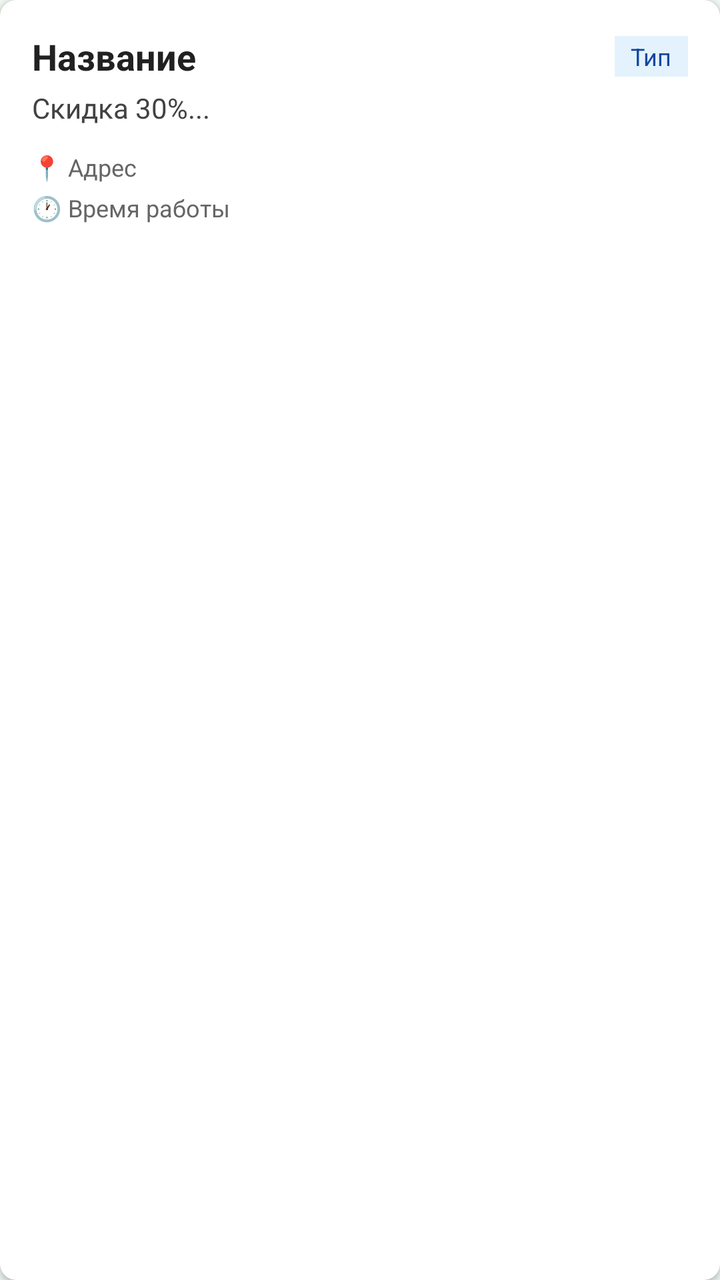
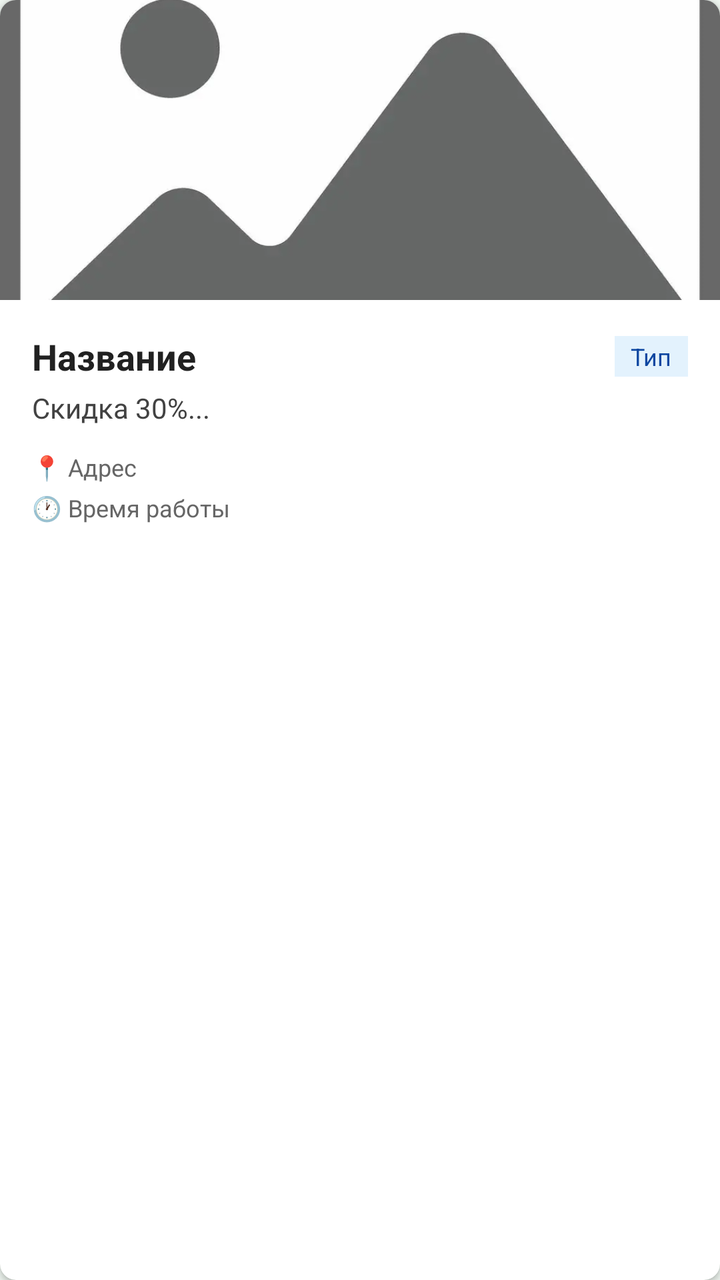

Before-and-after screenshots of an Android layout around one commit, followed by the original layout XML and the change that was made.
<!-- AndroidManifest.xml: application theme Theme.SocialNavigator -->
<!-- res/layout/item_discount.xml -->
<?xml version="1.0" encoding="utf-8"?>
<androidx.cardview.widget.CardView
    xmlns:android="http://schemas.android.com/apk/res/android"
    xmlns:app="http://schemas.android.com/apk/res-auto"
    android:layout_width="match_parent"
    android:layout_height="wrap_content"
    android:layout_marginHorizontal="8dp"
    android:layout_marginVertical="6dp"
    app:cardCornerRadius="8dp"
    app:cardElevation="2dp">

    <LinearLayout
        android:layout_width="match_parent"
        android:layout_height="wrap_content"
        android:orientation="vertical"
        android:padding="16dp">

        
        <LinearLayout
            android:layout_width="match_parent"
            android:layout_height="wrap_content"
            android:orientation="horizontal"
            android:gravity="center_vertical"
            android:layout_marginBottom="4dp">

            <TextView
                android:id="@+id/tvItemName"
                android:layout_width="0dp"
                android:layout_height="wrap_content"
                android:layout_weight="1"
                android:text="Название"
                android:textSize="18sp"
                android:textStyle="bold"
                android:textColor="#212121"/>

            <TextView
                android:id="@+id/tvItemType"
                android:layout_width="wrap_content"
                android:layout_height="wrap_content"
                android:text="Тип"
                android:textSize="12sp"
                android:textColor="#0D47A1"
                android:background="#E3F2FD"
                android:paddingHorizontal="8dp"
                android:paddingVertical="2dp"/>
        </LinearLayout>

        
        <TextView
            android:id="@+id/tvItemPromotion"
            android:layout_width="match_parent"
            android:layout_height="wrap_content"
            android:text="Скидка 30%..."
            android:textSize="14sp"
            android:textColor="#424242"
            android:maxLines="2"
            android:ellipsize="end"
            android:layout_marginBottom="12dp"/>

        
        <TextView
            android:id="@+id/tvItemAddress"
            android:layout_width="match_parent"
            android:layout_height="wrap_content"
            android:text="📍 Адрес"
            android:textSize="12sp"
            android:textColor="#666666"
            android:layout_marginBottom="4dp"/>

        
        <TextView
            android:id="@+id/tvItemTime"
            android:layout_width="match_parent"
            android:layout_height="wrap_content"
            android:text="🕐 Время работы"
            android:textSize="12sp"
            android:textColor="#666666"/>

    </LinearLayout>

</androidx.cardview.widget.CardView>
<!-- resources referenced by this layout -->
<resources>
  <style name="Theme.SocialNavigator" parent="Theme.MaterialComponents.DayNight.NoActionBar">
          
          <item name="colorPrimary">@color/primary</item>
          <item name="colorPrimaryVariant">@color/primary_dark</item>
          <item name="colorOnPrimary">@color/on_primary</item>
  
          <item name="colorSecondary">@color/secondary</item>
          <item name="colorSecondaryVariant">@color/secondary_dark</item>
          <item name="colorOnSecondary">@color/white</item>
  
          <item name="android:colorBackground">@color/background</item>
          <item name="colorSurface">@color/surface</item>
          <item name="colorOnSurface">@color/text_primary</item>
  
          
          <item name="android:statusBarColor">@color/primary</item>
          <item name="android:windowLightStatusBar">true</item>
  
          <item name="android:textColorPrimary">@color/text_primary</item>
          <item name="android:textColorSecondary">@color/text_secondary</item>
      </style>
  <color name="primary">#81C784</color>
  <color name="primary_dark">#66BB6A</color>
  <color name="on_primary">#1B5E20</color>
  <color name="secondary">#1976D2</color>
  <color name="secondary_dark">#0D47A1</color>
  <color name="white">#FFFFFFFF</color>
  <color name="background">#F1F8F2</color>
  <color name="surface">#FFFFFF</color>
  <color name="text_primary">#212121</color>
  <color name="text_secondary">#555555</color>
</resources>

<!-- the commit's change to res/layout/item_discount.xml (unified diff, before → after) -->
@@ -12,70 +12,85 @@
     <LinearLayout
         android:layout_width="match_parent"
         android:layout_height="wrap_content"
-        android:orientation="vertical"
-        android:padding="16dp">
+        android:orientation="vertical">
 
         
+        <ImageView
+            android:id="@+id/ivItemImage"
+            android:layout_width="match_parent"
+            android:layout_height="150dp"
+            android:scaleType="centerCrop"
+            android:contentDescription="@string/app_name"
+            android:src="@drawable/photo_default"/>
+
         <LinearLayout
             android:layout_width="match_parent"
             android:layout_height="wrap_content"
-            android:orientation="horizontal"
-            android:gravity="center_vertical"
-            android:layout_marginBottom="4dp">
+            android:orientation="vertical"
+            android:padding="16dp">
 
+            
+            <LinearLayout
+                android:layout_width="match_parent"
+                android:layout_height="wrap_content"
+                android:orientation="horizontal"
+                android:gravity="center_vertical"
+                android:layout_marginBottom="4dp">
+
+                <TextView
+                    android:id="@+id/tvItemName"
+                    android:layout_width="0dp"
+                    android:layout_height="wrap_content"
+                    android:layout_weight="1"
+                    android:text="Название"
+                    android:textSize="18sp"
+                    android:textStyle="bold"
+                    android:textColor="#212121"/>
+
+                <TextView
+                    android:id="@+id/tvItemType"
+                    android:layout_width="wrap_content"
+                    android:layout_height="wrap_content"
+                    android:text="Тип"
+                    android:textSize="12sp"
+                    android:textColor="#0D47A1"
+                    android:background="#E3F2FD"
+                    android:paddingHorizontal="8dp"
+                    android:paddingVertical="2dp"/>
+            </LinearLayout>
+
+            
             <TextView
-                android:id="@+id/tvItemName"
-                android:layout_width="0dp"
+                android:id="@+id/tvItemPromotion"
+                android:layout_width="match_parent"
                 android:layout_height="wrap_content"
-                android:layout_weight="1"
-                android:text="Название"
-                android:textSize="18sp"
-                android:textStyle="bold"
-                android:textColor="#212121"/>
+                android:text="Скидка 30%..."
+                android:textSize="14sp"
+                android:textColor="#424242"
+                android:maxLines="2"
+                android:ellipsize="end"
+                android:layout_marginBottom="12dp"/>
 
+            
             <TextView
-                android:id="@+id/tvItemType"
-                android:layout_width="wrap_content"
+                android:id="@+id/tvItemAddress"
+                android:layout_width="match_parent"
                 android:layout_height="wrap_content"
-                android:text="Тип"
+                android:text="📍 Адрес"
                 android:textSize="12sp"
-                android:textColor="#0D47A1"
-                android:background="#E3F2FD"
-                android:paddingHorizontal="8dp"
-                android:paddingVertical="2dp"/>
+                android:textColor="#666666"
+                android:layout_marginBottom="4dp"/>
+
+            
+            <TextView
+                android:id="@+id/tvItemTime"
+                android:layout_width="match_parent"
+                android:layout_height="wrap_content"
+                android:text="🕐 Время работы"
+                android:textSize="12sp"
+                android:textColor="#666666"/>
+
         </LinearLayout>
-
-        
-        <TextView
-            android:id="@+id/tvItemPromotion"
-            android:layout_width="match_parent"
-            android:layout_height="wrap_content"
-            android:text="Скидка 30%..."
-            android:textSize="14sp"
-            android:textColor="#424242"
-            android:maxLines="2"
-            android:ellipsize="end"
-            android:layout_marginBottom="12dp"/>
-
-        
-        <TextView
-            android:id="@+id/tvItemAddress"
-            android:layout_width="match_parent"
-            android:layout_height="wrap_content"
-            android:text="📍 Адрес"
-            android:textSize="12sp"
-            android:textColor="#666666"
-            android:layout_marginBottom="4dp"/>
-
-        
-        <TextView
-            android:id="@+id/tvItemTime"
-            android:layout_width="match_parent"
-            android:layout_height="wrap_content"
-            android:text="🕐 Время работы"
-            android:textSize="12sp"
-            android:textColor="#666666"/>
-
     </LinearLayout>
 
 </androidx.cardview.widget.CardView>
<!-- resource entries referenced after the edit -->
@@ -1,5 +1,7 @@
 <!-- resources referenced by this layout -->
 <resources>
+  <!-- drawable photo_default: webp bitmap (drawable, 5246 bytes) -->
+  <string name="app_name">Social Navigator</string>
   <style name="Theme.SocialNavigator" parent="Theme.MaterialComponents.DayNight.NoActionBar">
           
           <item name="colorPrimary">@color/primary</item>
